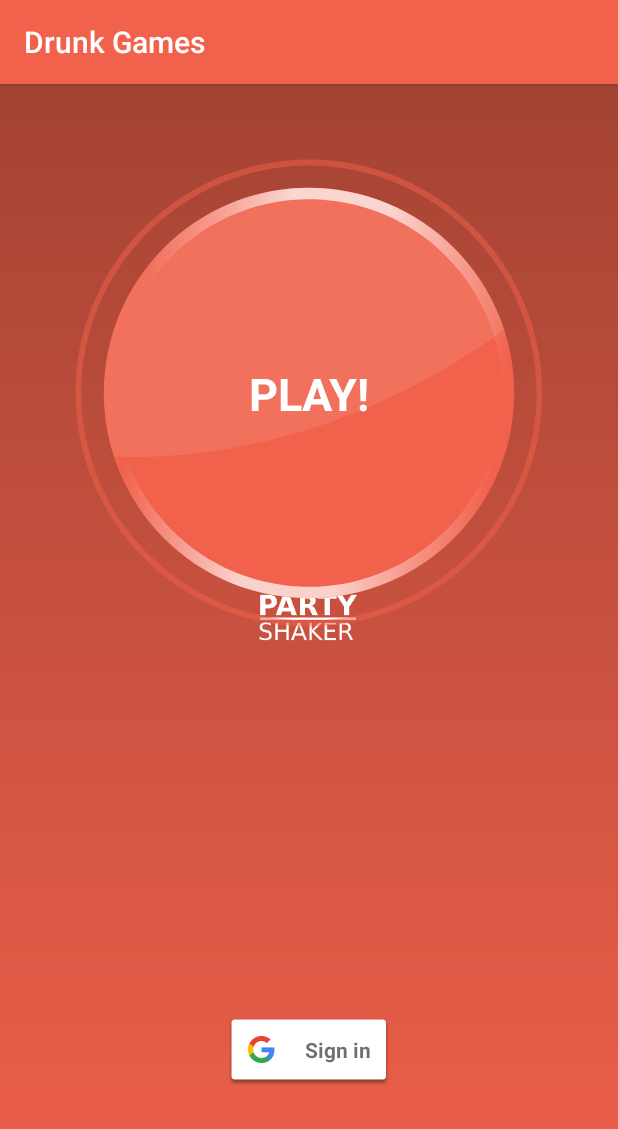
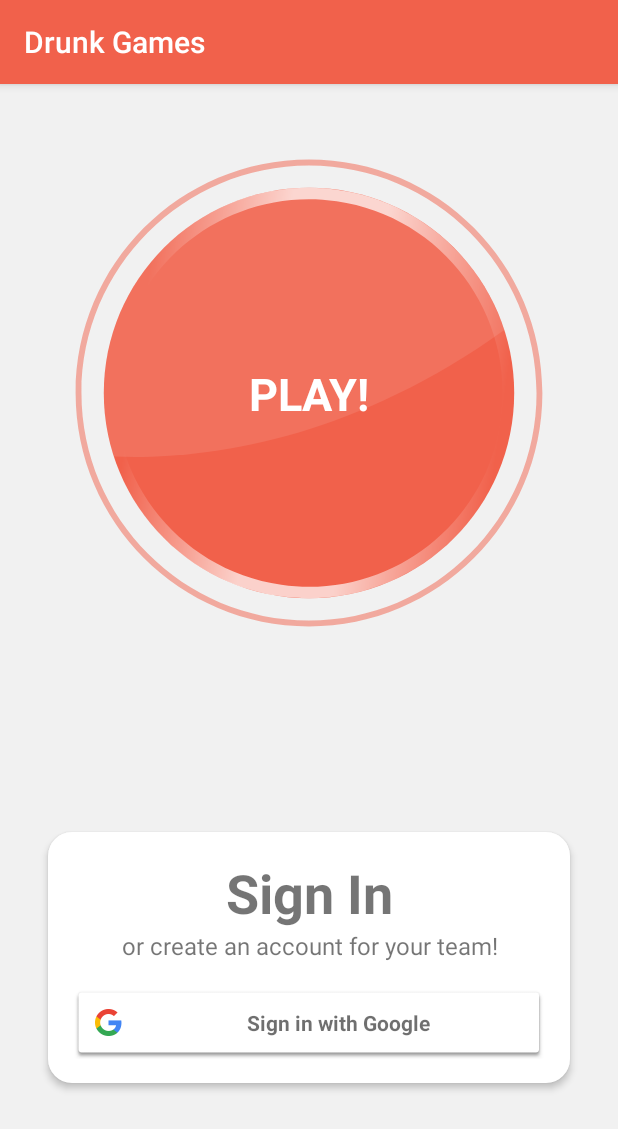
Before and after one commit to mvd-developer/rolling-app, an Android app: the screen it shows after launch (LoginActivity), on a phone screen of 412 x 824 dp. Shown: the top 1129 px of the screen. Run offline under Robolectric (Android 15) with nearby library versions, the light colour scheme and no system bars; our stand-ins replace Firebase (no records; nobody signed in at launch, a user with empty details on screens opened directly).

Commit message:
- added changes in LoginLayout;

```diff
--- a/app/src/main/java/com/mvd/drunkgames/login/LoginActivity.kt
+++ b/app/src/main/java/com/mvd/drunkgames/login/LoginActivity.kt
@@ -20,7 +20,6 @@
 import com.google.firebase.auth.GoogleAuthProvider
 import com.mvd.drunkgames.MainActivity
 import com.mvd.drunkgames.R
-import kotlinx.android.synthetic.main.activity_login.*
 
 
 class LoginActivity : AppCompatActivity() {
@@ -36,6 +35,7 @@
     private var mAuth: FirebaseAuth? = null
 
     override fun onCreate(savedInstanceState: Bundle?) {
+        setTheme(R.style.AppTheme)
         super.onCreate(savedInstanceState)
         setContentView(R.layout.activity_login)
 
--- a/app/src/main/res/layout/activity_login.xml
+++ b/app/src/main/res/layout/activity_login.xml
@@ -3,20 +3,19 @@
     xmlns:app="http://schemas.android.com/apk/res-auto"
     android:layout_width="match_parent"
     android:layout_height="match_parent"
-        android:orientation="vertical">
+    android:background="@color/backgroundColor">
 
     <com.airbnb.lottie.LottieAnimationView
         android:id="@+id/btn_start"
         android:layout_width="0dp"
         android:layout_height="0dp"
+        android:layout_margin="16dp"
         android:layout_marginBottom="16dp"
         android:clickable="true"
         android:focusable="true"
-            app:layout_constraintBottom_toBottomOf="@+id/bg_shape_rectangle"
         app:layout_constraintDimensionRatio="1:1"
         app:layout_constraintEnd_toEndOf="parent"
         app:layout_constraintStart_toStartOf="parent"
-            android:layout_margin="16dp"
         app:layout_constraintTop_toTopOf="parent"
         app:lottie_autoPlay="true"
         app:lottie_loop="true"
@@ -37,13 +36,47 @@
         app:layout_constraintStart_toStartOf="@+id/btn_start"
         app:layout_constraintTop_toTopOf="@+id/btn_start" />
 
+    <LinearLayout
+        android:id="@+id/bg"
+        android:layout_width="match_parent"
+        android:layout_height="wrap_content"
+        android:layout_marginStart="32dp"
+        android:layout_marginTop="32dp"
+        android:layout_marginEnd="32dp"
+        android:layout_marginBottom="32dp"
+        android:background="@drawable/bg_rectangle"
+        android:elevation="3dp"
+        android:orientation="vertical"
+        app:layout_constraintBottom_toBottomOf="parent"
+        app:layout_constraintEnd_toEndOf="parent"
+        app:layout_constraintStart_toStartOf="parent"
+        app:layout_constraintTop_toBottomOf="@+id/btn_start">
+
+        <TextView
+            android:id="@+id/tv_sign_in"
+            android:layout_width="match_parent"
+            android:layout_height="wrap_content"
+            android:layout_marginTop="16dp"
+            android:text="@string/sign_in"
+            android:textAlignment="center"
+            android:textSize="36sp"
+            android:textStyle="bold" />
+
+        <TextView
+            android:id="@+id/tv_create_account"
+            android:layout_width="match_parent"
+            android:layout_height="wrap_content"
+            android:text="@string/or_create_an_account_for_your_team"
+            android:textAlignment="center"
+            android:textSize="16sp" />
+
         <com.google.android.gms.common.SignInButton
             android:id="@+id/sign_in_button"
-            android:layout_width="wrap_content"
+            android:layout_width="match_parent"
             android:layout_height="wrap_content"
-            android:layout_marginBottom="100dp"
-            app:layout_constraintBottom_toBottomOf="parent"
-            app:layout_constraintEnd_toEndOf="parent"
-            app:layout_constraintStart_toStartOf="parent" />
+            android:padding="16dp"
+            app:buttonSize="wide" />
+    </LinearLayout>
+
 
 </androidx.constraintlayout.widget.ConstraintLayout>
--- a/app/src/main/res/values/strings.xml
+++ b/app/src/main/res/values/strings.xml
@@ -23,4 +23,6 @@
     <string name="current_round">Round %1$d</string>
 
     <string name="default_client_id">153625047009-jaltefelr94gaf4eqmmhidsu9o1ucgc7.apps.googleusercontent.com</string>
+    <string name="sign_in">Sign In</string>
+    <string name="or_create_an_account_for_your_team">or create an account for your team!</string>
 </resources>
```
Also changed, not shown: app/src/main/java/com/mvd/drunkgames/MainActivity.kt (+7 -6 lines), app/src/main/java/com/mvd/drunkgames/MainActivityViewModel.kt (+13 -14 lines). Lines whose indentation alone changed are shown as unchanged.
